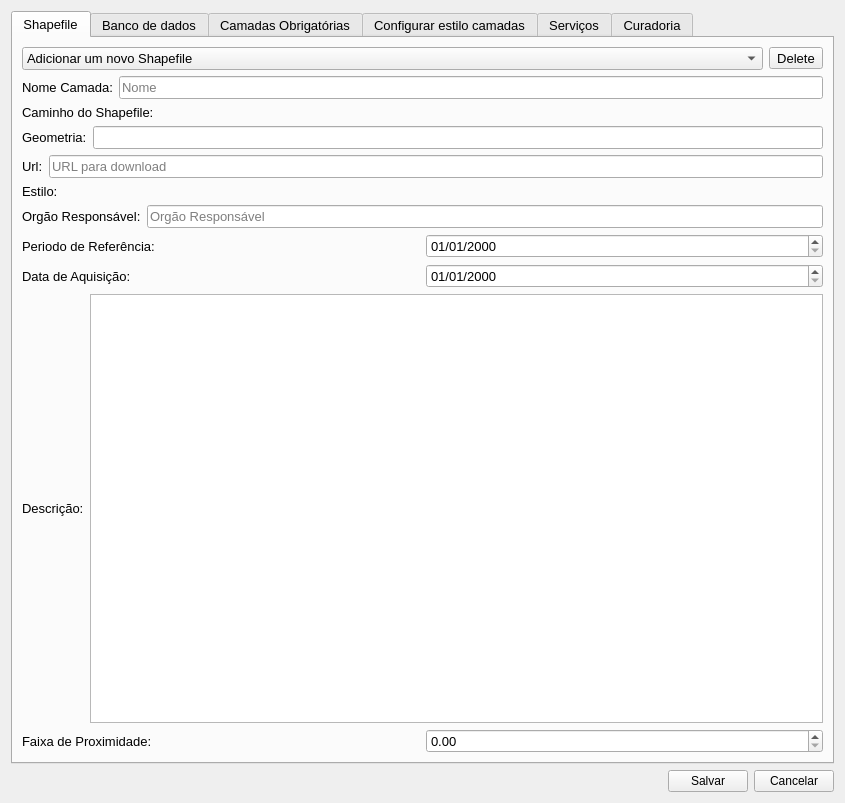
spuhub/prisma, file settings/config_window.ui: the form before one commit.
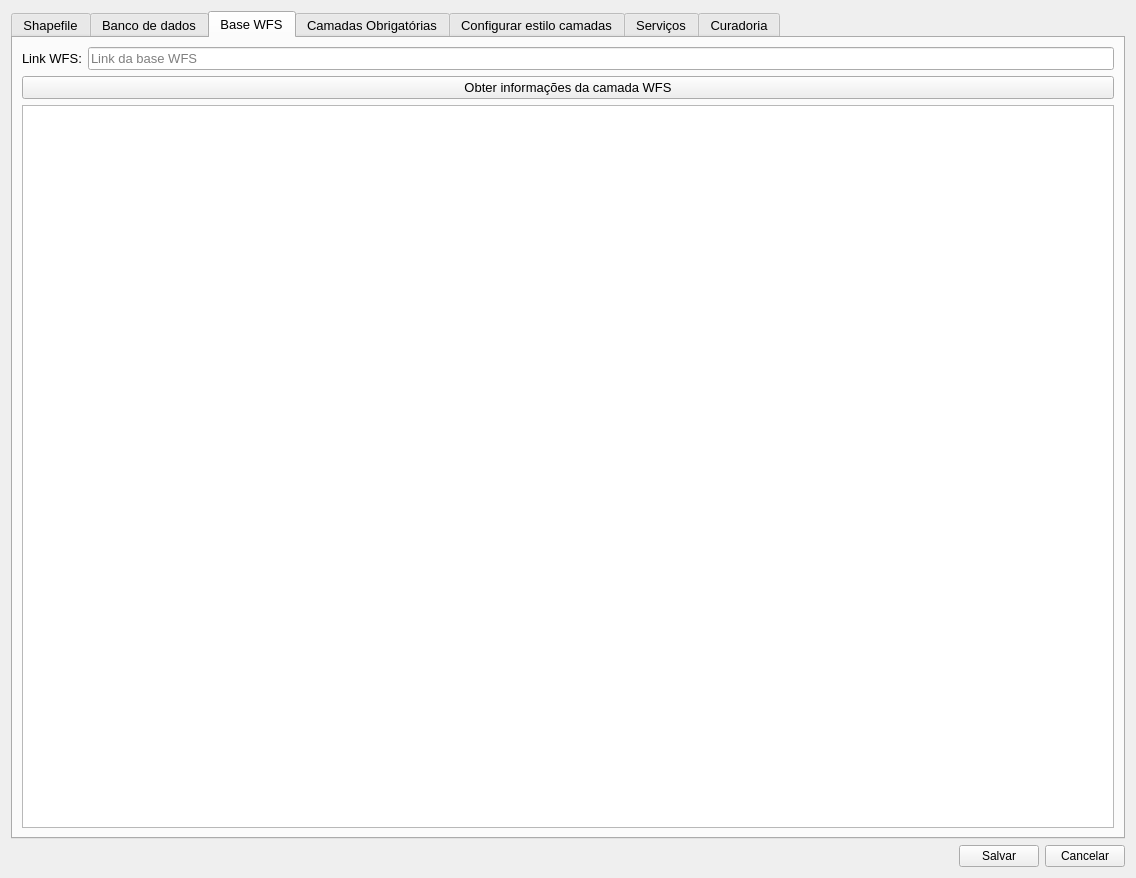
The form after the commit. The open tabs and pages were chosen to show the change. Icons and pictures are not drawn. Custom widgets are drawn as their Qt base class.

Diff of the .ui file:
```diff
--- a/settings/config_window.ui
+++ b/settings/config_window.ui
@@ -6,8 +6,8 @@
    <rect>
     <x>0</x>
     <y>0</y>
-    <width>845</width>
-    <height>731</height>
+    <width>1136</width>
+    <height>878</height>
    </rect>
   </property>
   <property name="windowTitle">
@@ -482,6 +482,63 @@
        </item>
       </layout>
      </widget>
+     <widget class="QWidget" name="tab_wfs">
+      <attribute name="title">
+       <string>Base WFS</string>
+      </attribute>
+      <layout class="QVBoxLayout" name="verticalLayout_13">
+       <item>
+        <layout class="QHBoxLayout" name="horizontalLayout_50">
+         <item>
+          <widget class="QLabel" name="label_17">
+           <property name="text">
+            <string>Link WFS:</string>
+           </property>
+          </widget>
+         </item>
+         <item>
+          <widget class="QLineEdit" name="txt_link_wfs">
+           <property name="accessibleName">
+            <string/>
+           </property>
+           <property name="layoutDirection">
+            <enum>Qt::LeftToRight</enum>
+           </property>
+           <property name="inputMask">
+            <string/>
+           </property>
+           <property name="text">
+            <string/>
+           </property>
+           <property name="frame">
+            <bool>true</bool>
+           </property>
+           <property name="placeholderText">
+            <string>Link da base WFS</string>
+           </property>
+           <property name="cursorMoveStyle">
+            <enum>Qt::LogicalMoveStyle</enum>
+           </property>
+          </widget>
+         </item>
+        </layout>
+       </item>
+       <item>
+        <layout class="QVBoxLayout" name="verticalLayout_11">
+         <item>
+          <widget class="QPushButton" name="btn_get_wfs">
+           <property name="text">
+            <string>Obter informações da camada WFS</string>
+           </property>
+          </widget>
+         </item>
+        </layout>
+       </item>
+       <item>
+        <widget class="QTableWidget" name="tbl_wfs"/>
+       </item>
+      </layout>
+     </widget>
      <widget class="QWidget" name="tab_2">
       <attribute name="title">
        <string>Camadas Obrigatórias</string>
```
